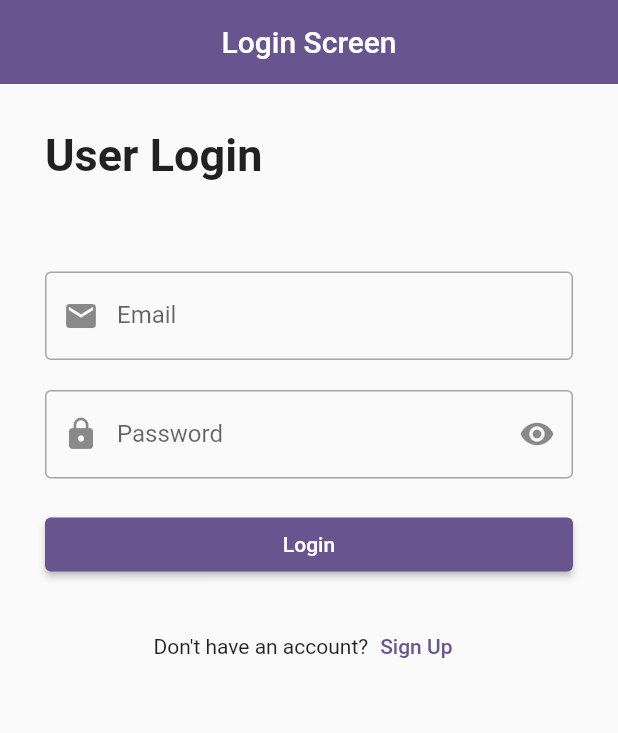
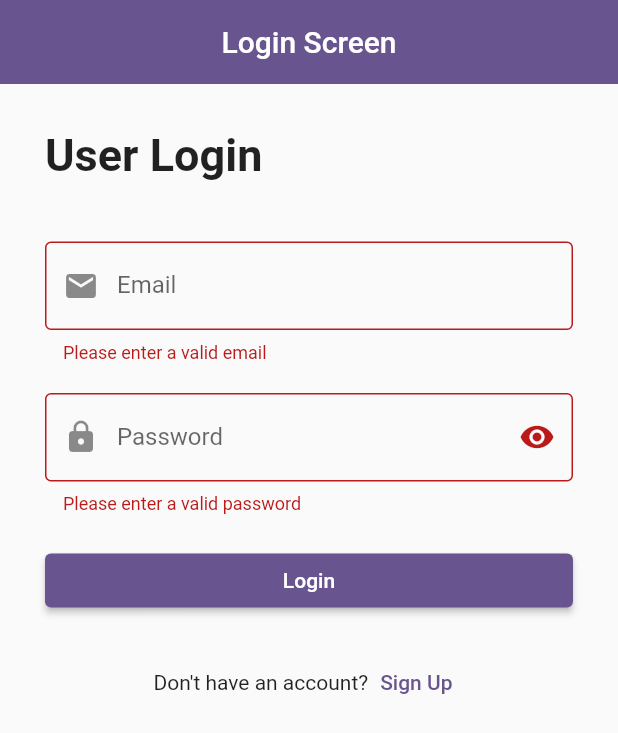
Before and after one commit to mohamed-ayman-alhadad/Flutter-App, a Flutter app: the screen it shows after launch, after a tap on "Login", on a phone screen of 412 x 824 dp. Shown: the top 733 px of the screen. Run offline on Flutter 3.47's test engine with Material 3 defaults, Android fonts, the phone set to English and light mode, and no system bars.

Commit message:
validation login

```diff
--- a/lib/Login_screen.dart
+++ b/lib/Login_screen.dart
@@ -9,6 +9,9 @@ class LoginScreen extends StatefulWidget {
 
 class _LoginScreenState extends State<LoginScreen> {
   bool isVisible = true;
+  TextEditingController emailController = TextEditingController();
+  TextEditingController passwordController = TextEditingController();
+  var formKey = GlobalKey<FormState>();
   @override
   Widget build(BuildContext context) {
     return Scaffold(
@@ -17,8 +20,11 @@ class _LoginScreenState extends State<LoginScreen> {
         centerTitle: true,
         elevation: 0,
       ),
-      body: Padding(
+      body: SingleChildScrollView(
+        child: Padding(
           padding: const EdgeInsets.all(30),
+          child: Form(
+            key: formKey,
             child: Column(
               crossAxisAlignment: CrossAxisAlignment.start,
               children: [
@@ -26,9 +32,22 @@ class _LoginScreenState extends State<LoginScreen> {
                   "User Login",
                   style: TextStyle(fontSize: 30, fontWeight: FontWeight.bold),
                 ),
-            SizedBox(height: 60),
+                SizedBox(height: 40),
 
                 TextFormField(
+                  validator: (value) {
+                    final bool emailValid = RegExp(
+                      r"^[a-zA-Z0-9.a-zA-Z0-9.!#$%&'*+-/=?^_`{|}~]+@[a-zA-Z0-9]+\.[a-zA-Z]+",
+                    ).hasMatch(value!);
+                    if (!emailValid) {
+                      return "Please enter a valid email";
+                    }
+                    if (value!.isEmpty) {
+                      return "Please enter your email";
+                    }
+                    return null;
+                  },
+                  controller: emailController,
                   keyboardType: TextInputType.emailAddress,
                   decoration: InputDecoration(
                     prefixIcon: Icon(Icons.email),
@@ -38,6 +57,19 @@ class _LoginScreenState extends State<LoginScreen> {
                 ),
                 SizedBox(height: 20),
                 TextFormField(
+                  validator: (value) {
+                    final bool passwordValid = RegExp(
+                      r'^(?=.*?[A-Z])(?=.*?[a-z])(?=.*?[0-9])(?=.*?[!@#\$&*~]).{8,}$',
+                    ).hasMatch(value!);
+                    if (!passwordValid) {
+                      return "Please enter a valid password";
+                    }
+                    if (value!.isEmpty) {
+                      return "Please enter your password";
+                    }
+                    return null;
+                  },
+                  controller: passwordController,
                   obscureText: isVisible,
                   keyboardType: TextInputType.visiblePassword,
                   decoration: InputDecoration(
@@ -61,7 +93,15 @@ class _LoginScreenState extends State<LoginScreen> {
                 Row(
                   children: [
                     Expanded(
-                  child: ElevatedButton(onPressed: () {}, child: Text("Login")),
+                      child: ElevatedButton(
+                        onPressed: () {
+                          if (formKey.currentState!.validate()) {
+                            print(emailController.text);
+                            print(passwordController.text);
+                          }
+                        },
+                        child: Text("Login"),
+                      ),
                     ),
                   ],
                 ),
@@ -76,6 +116,8 @@ class _LoginScreenState extends State<LoginScreen> {
               ],
             ),
           ),
+        ),
+      ),
     );
   }
 }
```
Lines whose indentation alone changed are shown as unchanged.
